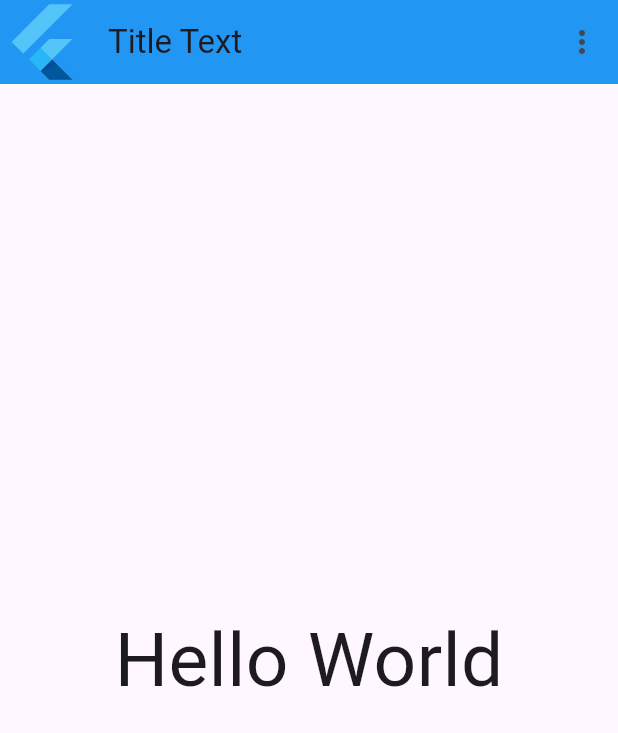
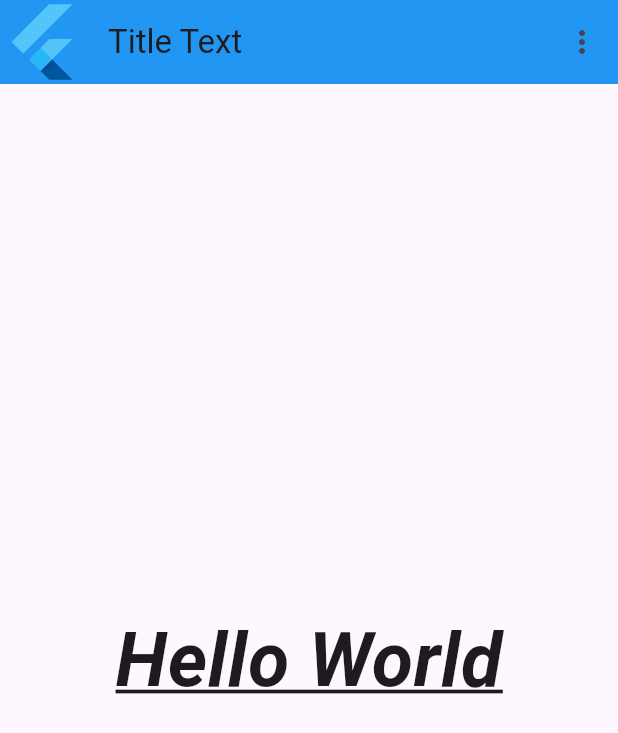
Before and after one commit to abdulahrudisoru/basic_flutter_exercises, a Flutter app: the screen it shows after launch, on a phone screen of 412 x 824 dp. Shown: the top 733 px of the screen. Run offline on Flutter 3.47's test engine with Material 3 defaults, Android fonts, the phone set to English and light mode, and no system bars.

Commit message:
Question 002

```diff
--- a/lib/main.dart
+++ b/lib/main.dart
@@ -1,4 +1,5 @@
 import 'package:basic_flutter_exercises/questions/question_001.dart';
+import 'package:basic_flutter_exercises/questions/question_002.dart';
 import 'package:flutter/material.dart';
 
 void main() {
@@ -10,6 +11,7 @@
 
   @override
   Widget build(BuildContext context) {
-    return Question001();
+    // return Question001();
+    return Question002();
   }
 }
--- /dev/null
+++ b/lib/questions/question_002.dart
@@ -0,0 +1,37 @@
+import 'package:flutter/material.dart';
+
+class Question002 extends StatelessWidget {
+  const Question002({super.key});
+
+  @override
+  Widget build(BuildContext context) {
+    return MaterialApp(
+      debugShowCheckedModeBanner: false,
+      home: Scaffold(
+        appBar: AppBar(
+          backgroundColor: Colors.blue,
+          centerTitle: false,
+          title: Text("Title Text"),
+          leading: FlutterLogo(),
+          actions: [
+            IconButton(
+                onPressed: () {
+                  print("Click");
+                },
+                icon: Icon(Icons.more_vert)),
+          ],
+        ),
+        body: Center(
+          child: Text(
+            "Hello World",
+            style: TextStyle(
+                fontSize: 50,
+                fontWeight: FontWeight.bold,
+                fontStyle: FontStyle.italic,
+                decoration: TextDecoration.underline),
+          ),
+        ),
+      ),
+    );
+  }
+}
```
